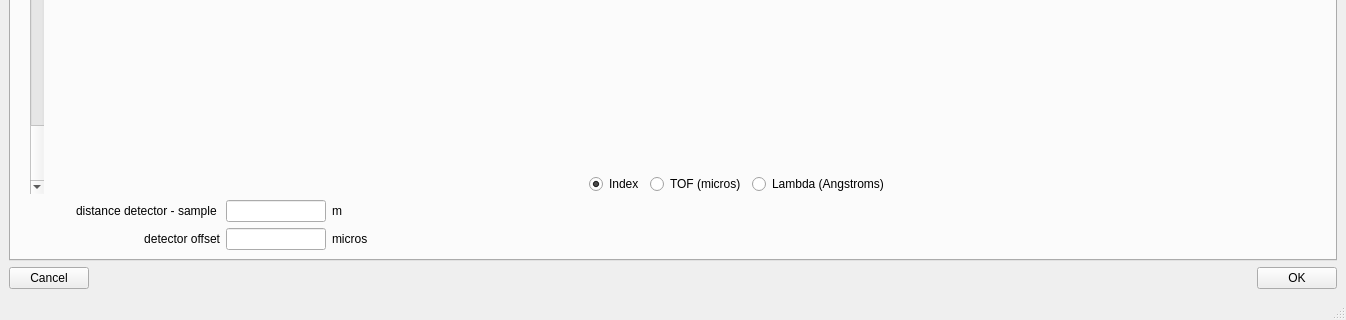
This is ui/ui_bragg_edge_peak_fitting.ui in neutronimaging/python_notebooks as Qt 5 draws it before an edit; both pictures show x 0 to 1346 and y 534 to 854 of the 1346 by 854 pixel window. The edited form follows.
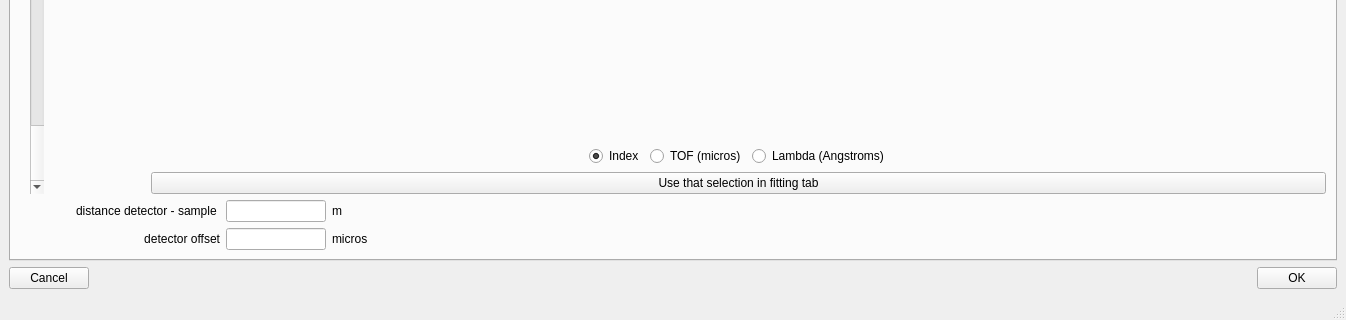
This is the edited form.

Commit message: Saving selected region with various xaxis. ready to move on to fitting tab

What changed in the file:
```diff
--- a/ui/ui_bragg_edge_peak_fitting.ui
+++ b/ui/ui_bragg_edge_peak_fitting.ui
@@ -220,6 +220,13 @@
               </item>
              </layout>
             </item>
+            <item>
+             <widget class="QPushButton" name="fit_that_selection_button">
+              <property name="text">
+               <string>Use that selection in fitting tab</string>
+              </property>
+             </widget>
+            </item>
            </layout>
           </widget>
          </widget>
```
Left out of the diff: 24 changed lines with no effect on the pictures. The commit also changes 2 other files.
